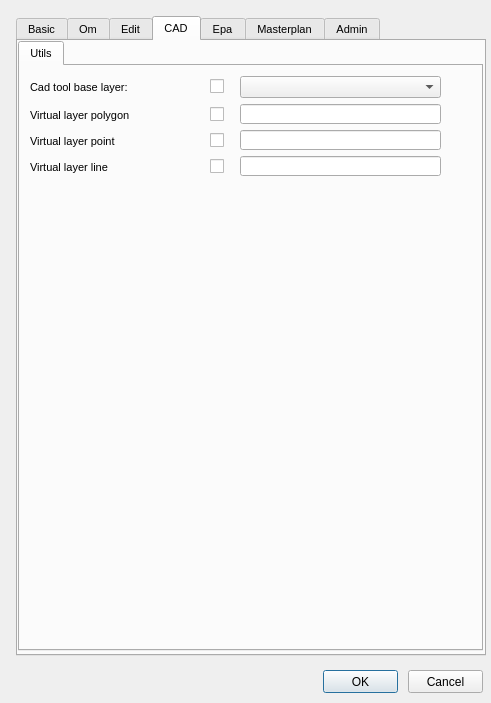
Qt form ui/config.ui (Giswater/giswater_qgis_plugin) before a commit.
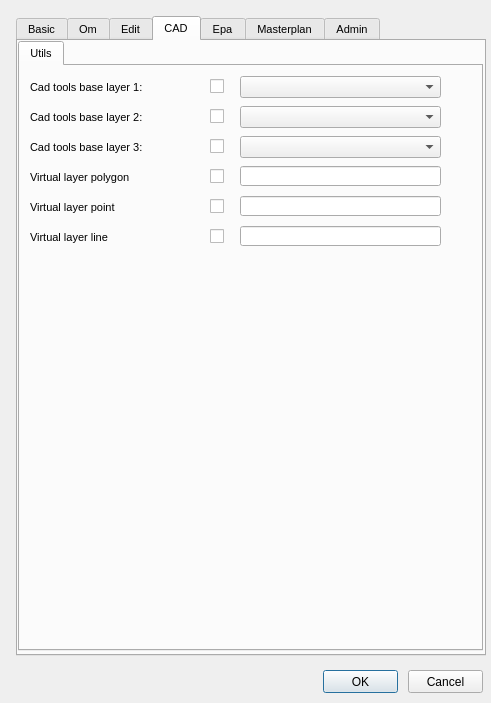
The same form after that commit.

Commit message: add 2 new cad tools base layer in config form (Cad-Utils)

Patch:
```diff
--- a/ui/config.ui
+++ b/ui/config.ui
@@ -2685,7 +2685,7 @@
        <property name="geometry">
         <rect>
          <x>10</x>
-         <y>90</y>
+         <y>160</y>
          <width>166</width>
          <height>22</height>
         </rect>
@@ -2721,7 +2721,7 @@
        <property name="geometry">
         <rect>
          <x>10</x>
-         <y>38</y>
+         <y>100</y>
          <width>166</width>
          <height>22</height>
         </rect>
@@ -2757,7 +2757,7 @@
        <property name="geometry">
         <rect>
          <x>220</x>
-         <y>64</y>
+         <y>130</y>
          <width>201</width>
          <height>20</height>
         </rect>
@@ -2767,7 +2767,7 @@
        <property name="geometry">
         <rect>
          <x>190</x>
-         <y>90</y>
+         <y>160</y>
          <width>20</width>
          <height>21</height>
         </rect>
@@ -2780,7 +2780,7 @@
        <property name="geometry">
         <rect>
          <x>10</x>
-         <y>64</y>
+         <y>130</y>
          <width>166</width>
          <height>22</height>
         </rect>
@@ -2816,7 +2816,7 @@
        <property name="geometry">
         <rect>
          <x>220</x>
-         <y>38</y>
+         <y>100</y>
          <width>201</width>
          <height>20</height>
         </rect>
@@ -2826,7 +2826,7 @@
        <property name="geometry">
         <rect>
          <x>190</x>
-         <y>38</y>
+         <y>100</y>
          <width>20</width>
          <height>21</height>
         </rect>
@@ -2839,7 +2839,7 @@
        <property name="geometry">
         <rect>
          <x>190</x>
-         <y>64</y>
+         <y>130</y>
          <width>20</width>
          <height>21</height>
         </rect>
@@ -2875,7 +2875,7 @@
        <property name="geometry">
         <rect>
          <x>220</x>
-         <y>90</y>
+         <y>160</y>
          <width>201</width>
          <height>20</height>
         </rect>
@@ -2902,7 +2902,7 @@
         <enum>QFrame::Plain</enum>
        </property>
        <property name="text">
-        <string>Cad tool base layer:</string>
+        <string>Cad tools base layer 1:</string>
        </property>
        <property name="textFormat">
         <enum>Qt::AutoText</enum>
@@ -2917,6 +2917,124 @@
         <number>3</number>
        </property>
       </widget>
+      <widget class="QLabel" name="label_cad_tool_base_layer_2">
+       <property name="geometry">
+        <rect>
+         <x>10</x>
+         <y>40</y>
+         <width>163</width>
+         <height>22</height>
+        </rect>
+       </property>
+       <property name="font">
+        <font>
+         <pointsize>8</pointsize>
+        </font>
+       </property>
+       <property name="frameShape">
+        <enum>QFrame::NoFrame</enum>
+       </property>
+       <property name="frameShadow">
+        <enum>QFrame::Plain</enum>
+       </property>
+       <property name="text">
+        <string>Cad tools base layer 2:</string>
+       </property>
+       <property name="textFormat">
+        <enum>Qt::AutoText</enum>
+       </property>
+       <property name="scaledContents">
+        <bool>false</bool>
+       </property>
+       <property name="alignment">
+        <set>Qt::AlignLeading|Qt::AlignLeft|Qt::AlignVCenter</set>
+       </property>
+       <property name="margin">
+        <number>3</number>
+       </property>
+      </widget>
+      <widget class="QCheckBox" name="chk_cad_tools_base_layer_vdefault_2">
+       <property name="geometry">
+        <rect>
+         <x>190</x>
+         <y>40</y>
+         <width>20</width>
+         <height>21</height>
+        </rect>
+       </property>
+       <property name="text">
+        <string/>
+       </property>
+      </widget>
+      <widget class="QComboBox" name="cad_tools_base_layer_vdefault_2">
+       <property name="geometry">
+        <rect>
+         <x>220</x>
+         <y>40</y>
+         <width>201</width>
+         <height>22</height>
+        </rect>
+       </property>
+      </widget>
+      <widget class="QLabel" name="label_cad_tool_base_layer_3">
+       <property name="geometry">
+        <rect>
+         <x>10</x>
+         <y>70</y>
+         <width>163</width>
+         <height>22</height>
+        </rect>
+       </property>
+       <property name="font">
+        <font>
+         <pointsize>8</pointsize>
+        </font>
+       </property>
+       <property name="frameShape">
+        <enum>QFrame::NoFrame</enum>
+       </property>
+       <property name="frameShadow">
+        <enum>QFrame::Plain</enum>
+       </property>
+       <property name="text">
+        <string>Cad tools base layer 3:</string>
+       </property>
+       <property name="textFormat">
+        <enum>Qt::AutoText</enum>
+       </property>
+       <property name="scaledContents">
+        <bool>false</bool>
+       </property>
+       <property name="alignment">
+        <set>Qt::AlignLeading|Qt::AlignLeft|Qt::AlignVCenter</set>
+       </property>
+       <property name="margin">
+        <number>3</number>
+       </property>
+      </widget>
+      <widget class="QCheckBox" name="chk_cad_tools_base_layer_vdefault_3">
+       <property name="geometry">
+        <rect>
+         <x>190</x>
+         <y>70</y>
+         <width>20</width>
+         <height>21</height>
+        </rect>
+       </property>
+       <property name="text">
+        <string/>
+       </property>
+      </widget>
+      <widget class="QComboBox" name="cad_tools_base_layer_vdefault_3">
+       <property name="geometry">
+        <rect>
+         <x>220</x>
+         <y>70</y>
+         <width>201</width>
+         <height>22</height>
+        </rect>
+       </property>
+      </widget>
      </widget>
     </widget>
    </widget>
```
Left out of the diff: 4 changed lines with no effect on the pictures. The commit also changes 1 other file.
